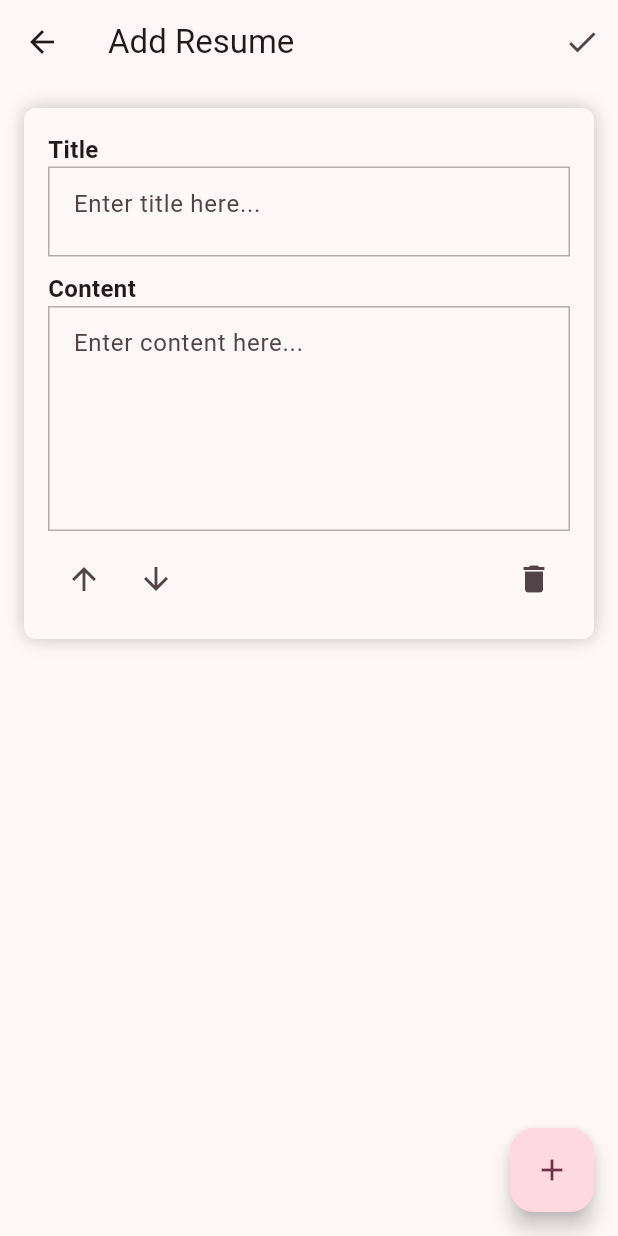
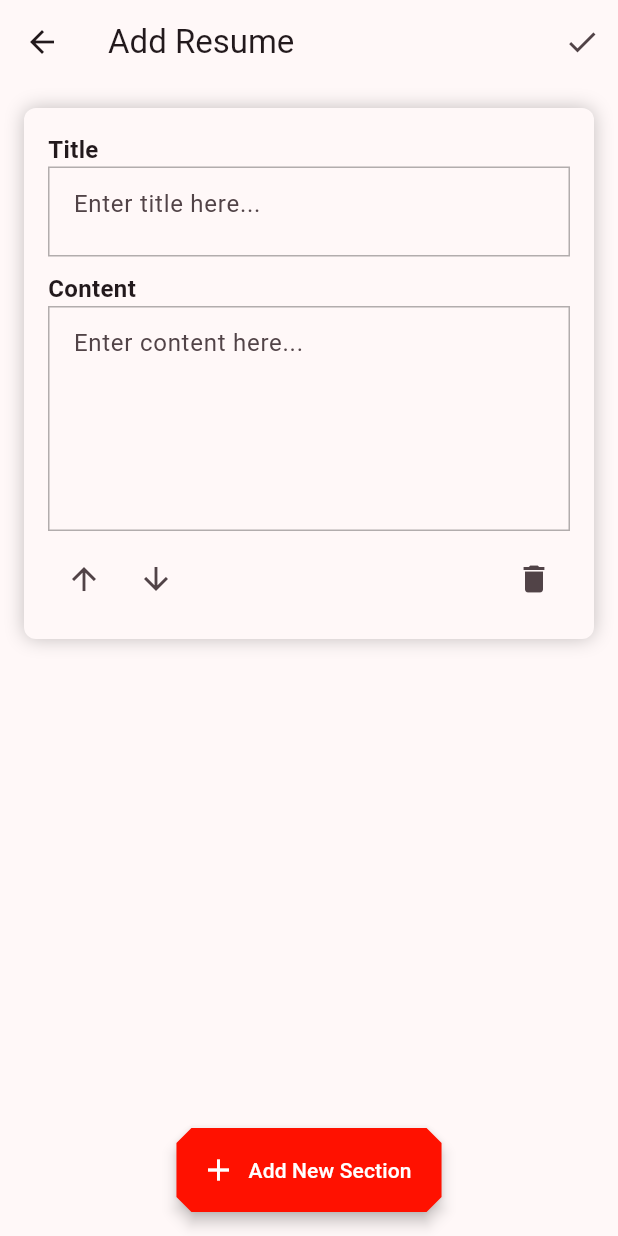
Before and after one commit to musabhira/Resume_builder_App, a Flutter app: the ResumePage screen opened directly, on a phone screen of 412 x 824 dp. Run offline on Flutter 3.47's test engine with Material 3 defaults, Android fonts, the phone set to English and light mode, and no system bars; our stand-ins replace flutter_hooks, flutter_riverpod, freezed_annotation, hooks_riverpod, riverpod_annotation, shared_preferences; accounts and stored records are empty; generated files the repository leaves out were written again.

Commit message:
completed in the project

```diff
--- a/lib/view/resume_page.dart
+++ b/lib/view/resume_page.dart
@@ -225,10 +225,18 @@ class ResumePage extends HookConsumerWidget {
           itemCount: sectionsList.value.length,
         ),
       ),
-      floatingActionButton: FloatingActionButton(
+      floatingActionButton: FloatingActionButton.extended(
         onPressed: () => addNewSection(),
-        child: const Icon(Icons.add),
+        icon: const Icon(Icons.add),
+        label: const Text('Add New Section'),
+        backgroundColor: const Color.fromARGB(255, 255, 17, 0),
+        foregroundColor: Colors.white,
+        shape: BeveledRectangleBorder(
+          borderRadius: BorderRadius.circular(10.0),
+        ),
+        elevation: 4.0,
       ),
+      floatingActionButtonLocation: FloatingActionButtonLocation.centerFloat,
     );
   }
 }
```
Also changed, not shown: lib/view/home_page.dart (+29 -131 lines).
